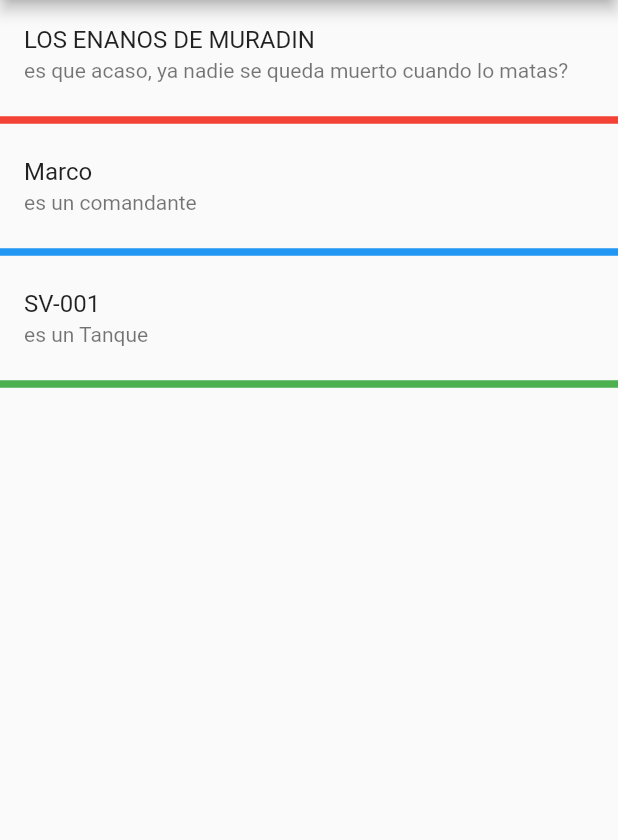
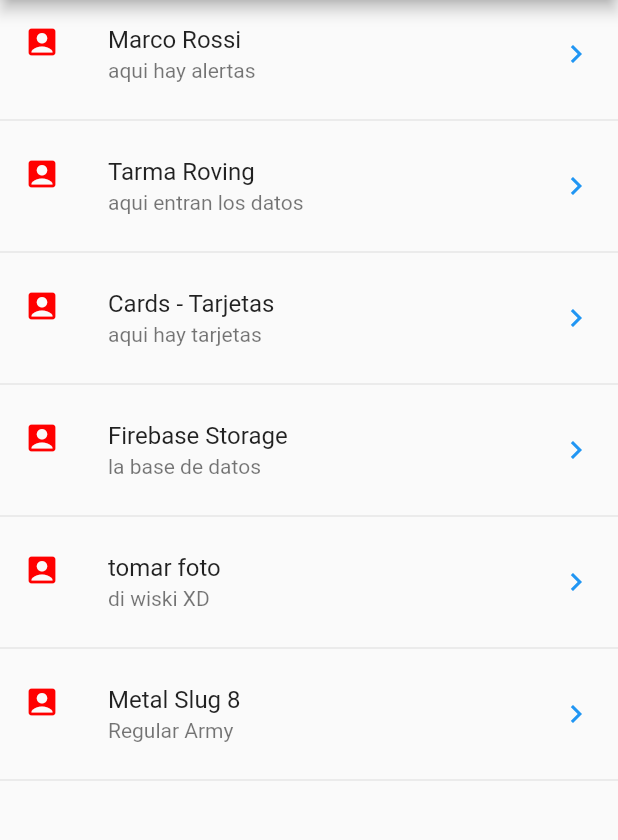
Before and after one commit to Leonel-David-Navarro-Meneses/componentes, a Flutter app: the screen it shows after launch, on a phone screen of 412 x 824 dp, the part 84-924 px from its top. Run offline on Flutter 3.47's test engine with Material 2 defaults, Android fonts, the phone set to English and light mode, and no system bars.

Commit message:
Agregar Json

```diff
--- /dev/null
+++ b/data/menu_opciones.json
@@ -0,0 +1,43 @@
+{
+    "nombreApp": "Componentes 5a",
+    "IconApp" : "icon",
+    "rutas" : [
+        {
+            "ruta" : "alert",
+            "icon" : "add_alert",
+            "texto" : "Marco Rossi",
+            "texto2" : "aqui hay alertas"
+        },
+    {
+        "ruta" : "inputs",
+        "icon" : "inputs",
+        "texto" : "Tarma Roving",
+         "texto2" : "aqui entran los datos"
+    },
+    {
+        "ruta" : "card",
+        "icon" : "folder_open",
+        "texto" : "Cards - Tarjetas",
+        "texto2" : "aqui hay tarjetas"
+    },
+    {
+        "ruta" : "firebase",
+        "icon" : "add_data",
+        "texto" : "Firebase Storage",
+        "texto2" : "la base de datos"
+    },
+    {
+        "ruta" : "camara",
+        "icon" : "camara",
+        "texto" : "tomar foto",
+        "texto2" : "di wiski XD"
+    },
+    {
+        "ruta" : "Metal Slug",
+        "icon" : "tank",
+        "texto" : "Metal Slug 8",
+        "texto2" : "Regular Army"
+    }
+
+    ]
+}
--- a/lib/ui/screens/home_page_temp.dart
+++ b/lib/ui/screens/home_page_temp.dart
@@ -1,3 +1,4 @@
+import 'package:componentes/providers/menu_provider.dart';
 import 'package:flutter/material.dart';
 
 class HomePageTemp extends StatelessWidget {
@@ -9,35 +10,79 @@ class HomePageTemp extends StatelessWidget {
       appBar: AppBar(
         title: const Text('componentes de flutter'),
       ),
-      body: ListView(
-        children: const [
-          ListTile(
-            title: Text('LOS ENANOS DE MURADIN'),
-            subtitle:
-                Text('es que acaso, ya nadie se queda muerto cuando lo matas?'),
-          ),
-          Divider(
-            thickness: 5.0,
-            color: Colors.red,
-          ),
-          ListTile(
-            title: Text('Marco'),
-            subtitle: Text('es un comandante'),
-          ),
-          Divider(
-            thickness: 5.0,
-            color: Colors.blue,
-          ),
-          ListTile(
-            title: Text('SV-001'),
-            subtitle: Text('es un Tanque'),
-          ),
-          Divider(
-            thickness: 5.0,
-            color: Colors.green,
-          ),
-        ],
-      ),
+      body: _lista(),
     );
   }
 }
+
+Widget _lista() {
+  //recuperacion de datos de un archivo .json
+  // print(menuProvider.opciones);
+  // menuProvider.loadData().then((opciones) {
+  //   print('_lista: ');
+  //   print(opciones);
+  // });
+  //return ListView(
+  // children: _listaItems(),
+  // );
+  return FutureBuilder(
+    future: menuProvider.loadData(),
+    builder: (BuildContext context, AsyncSnapshot<List<dynamic>> snapshot) {
+      //     print('builder: ');
+      //   print(snapshot.data);
+      return ListView(
+        children: _listaItems(snapshot.data as List<dynamic>),
+      );
+    },
+  );
+}
+
+List<Widget> _listaItems(List<dynamic> data) {
+  final List<Widget> opciones = [];
+
+  data.forEach((opt) {
+    final tile = ListTile(
+      title: Text(opt['texto']),
+      leading: const Icon(
+        Icons.account_box,
+        color: Color.fromARGB(255, 255, 0, 0),
+      ),
+      trailing: const Icon(
+        Icons.keyboard_arrow_right,
+        color: Colors.blue,
+      ),
+      subtitle: Text(opt['texto2']),
+      onTap: () {},
+    );
+    opciones
+      ..add(tile)
+      ..add(const Divider());
+  });
+  return opciones;
+  // return const [
+  //   ListTile(
+  //     title: Text('Pittsburgh Steelers'),
+  //     subtitle: Text('El mejor equipo de la NFL y el maximo campeon'),
+  //   ),
+  //   Divider(
+  //     thickness: 5.0,
+  //     color: Colors.red,
+  //   ),
+  //   ListTile(
+  //     title: Text('Marco'),
+  //     subtitle: Text('es un comandante'),
+  //   ),
+  //   Divider(
+  //     thickness: 5.0,
+  //     color: Colors.blue,
+  //   ),
+  //   ListTile(
+  //     title: Text('SV-001'),
+  //     subtitle: Text('es un Tanque'),
+  //   ),
+  //   Divider(
+  //     thickness: 5.0,
+  //     color: Colors.green,
+  //   ),
+  // ];
+}
--- a/pubspec.yaml
+++ b/pubspec.yaml
@@ -17,3 +17,5 @@ dev_dependencies:
 
 flutter:
   uses-material-design: true
+  assets:
+    - data/menu_opciones.json
```
Also changed, not shown: lib/providers/menu_provider.dart (added, +30 -0 lines).
